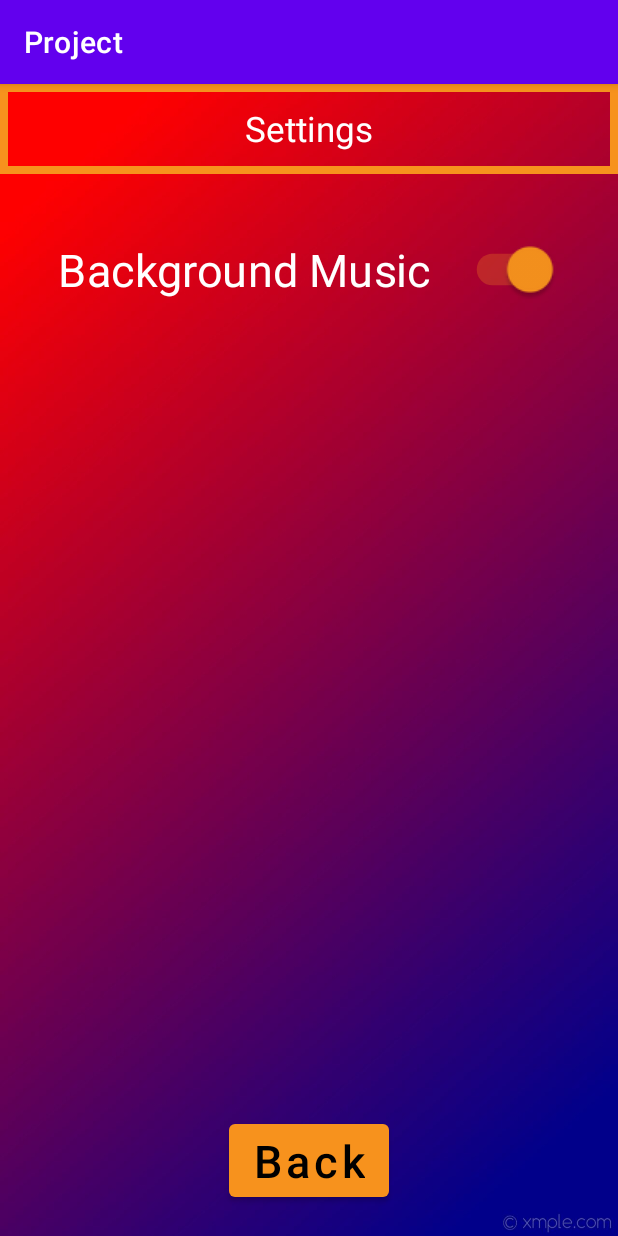
After one commit to SMahdiFaghih/MobileGroup, an Android app: the fragment SettingsFragment placed in its activity, on a phone screen of 412 x 824 dp. The commit adds this screen. Run offline under Robolectric (Android 15) with nearby library versions, the phone set to English and light mode, and no system bars.

Commit message:
added settings fragment and victory sound

```diff
--- a/Project/app/src/main/java/com/example/project/Game.java
+++ b/Project/app/src/main/java/com/example/project/Game.java
@@ -189,6 +189,7 @@ public class Game extends Fragment
                     databaseManager.addGameResult(second,PlayerGameResult.LOSE);
                 }
                 gameEnded = true;
+                MainActivity.victorySound.start();
             }
             else
             {
--- a/Project/app/src/main/java/com/example/project/LeaderboardPageFragment.java
+++ b/Project/app/src/main/java/com/example/project/LeaderboardPageFragment.java
@@ -17,14 +17,12 @@ import java.util.ArrayList;
 
 public class LeaderboardPageFragment extends Fragment
 {
-    private static LeaderboardPageFragment instance;
     private ArrayList<Player> players;
 
     @Override
     public void onCreate(Bundle savedInstanceState)
     {
         super.onCreate(savedInstanceState);
-        instance = this;
     }
 
     @Override
@@ -64,9 +62,4 @@ public class LeaderboardPageFragment extends Fragment
         }
         fragmentTransaction.commit();
     }
-
-    public static LeaderboardPageFragment getInstance()
-    {
-        return instance;
-    }
 }
--- a/Project/app/src/main/java/com/example/project/MainActivity.java
+++ b/Project/app/src/main/java/com/example/project/MainActivity.java
@@ -7,7 +7,8 @@ import android.os.Bundle;
 
 public class MainActivity extends AppCompatActivity
 {
-    private static MediaPlayer backgroundMusic;
+    public static MediaPlayer backgroundMusic;
+    public static MediaPlayer victorySound;
 
     @Override
     protected void onCreate(Bundle savedInstanceState)
@@ -16,6 +17,8 @@ public class MainActivity extends AppCompatActivity
         backgroundMusic.setLooping(true);
         backgroundMusic.start();
 
+        victorySound = MediaPlayer.create(getApplicationContext(),R.raw.victory);
+
         super.onCreate(savedInstanceState);
         setContentView(R.layout.activity_main);
         DatabaseManager.getInstance().initialize(this);
--- a/Project/app/src/main/java/com/example/project/Menu.java
+++ b/Project/app/src/main/java/com/example/project/Menu.java
@@ -9,7 +9,6 @@ import android.view.LayoutInflater;
 import android.view.View;
 import android.view.ViewGroup;
 import android.widget.Button;
-import android.widget.EditText;
 
 public class Menu extends Fragment {
 
@@ -45,10 +44,13 @@ public class Menu extends Fragment {
                 transaction.commit();
             }
         });
-        Button Profile_Button = (Button) view.findViewById(R.id.Profile_Button);
+        Button Profile_Button = (Button) view.findViewById(R.id.Settings_Button);
         Profile_Button.setOnClickListener(new View.OnClickListener() {
             public void onClick(View v) {
-
+                SettingsFragment settings = new SettingsFragment();
+                FragmentTransaction transaction = getFragmentManager().beginTransaction();
+                transaction.replace(R.id.container, settings);
+                transaction.commit();
             }
         });
         Button LogOut_Button = (Button) view.findViewById(R.id.LogOut_Button);
--- /dev/null
+++ b/Project/app/src/main/java/com/example/project/SettingsFragment.java
@@ -0,0 +1,56 @@
+package com.example.project;
+
+import android.os.Bundle;
+
+import androidx.fragment.app.Fragment;
+import androidx.fragment.app.FragmentTransaction;
+
+import android.view.LayoutInflater;
+import android.view.View;
+import android.view.ViewGroup;
+import android.widget.Button;
+import android.widget.CompoundButton;
+import android.widget.Switch;
+
+public class SettingsFragment extends Fragment
+{
+    @Override
+    public void onCreate(Bundle savedInstanceState)
+    {
+        super.onCreate(savedInstanceState);
+    }
+
+    @Override
+    public View onCreateView(LayoutInflater inflater, ViewGroup container, Bundle savedInstanceState)
+    {
+        View view = inflater.inflate(R.layout.fragment_settings, container, false);
+
+        Switch switchButton = view.findViewById(R.id.music_switch);
+        switchButton.setChecked(MainActivity.backgroundMusic.isPlaying());
+        switchButton.setOnCheckedChangeListener(new CompoundButton.OnCheckedChangeListener()
+        {
+            public void onCheckedChanged(CompoundButton buttonView, boolean isChecked)
+            {
+                if (isChecked)
+                {
+                    MainActivity.backgroundMusic.start();
+                }
+                else
+                {
+                    MainActivity.backgroundMusic.pause();
+                }
+            }
+        });
+
+        Button backButton = view.findViewById(R.id.leaderboard_back_button);
+        backButton.setOnClickListener(v ->
+        {
+            Menu menu = new Menu();
+            FragmentTransaction transaction = getFragmentManager().beginTransaction();
+            transaction.replace(R.id.container, menu);
+            transaction.commit();
+        });
+
+        return view;
+    }
+}
--- a/Project/app/src/main/res/layout/fragment_menu.xml
+++ b/Project/app/src/main/res/layout/fragment_menu.xml
@@ -62,19 +62,19 @@
         android:textAllCaps="false"
         android:textColor="@color/black"
         app:backgroundTint="#F7921D"
-        app:layout_constraintBottom_toTopOf="@+id/Profile_Button"
+        app:layout_constraintBottom_toTopOf="@+id/Settings_Button"
         app:layout_constraintEnd_toEndOf="parent"
         app:layout_constraintHorizontal_bias="0.491"
         app:layout_constraintStart_toStartOf="parent" />
 
     <Button
-        android:id="@+id/Profile_Button"
+        android:id="@+id/Settings_Button"
         android:layout_width="match_parent"
         android:layout_height="85dp"
         android:layout_marginStart="40dp"
         android:layout_marginEnd="40dp"
         android:layout_marginBottom="10dp"
-        android:text="@string/profile"
+        android:text="@string/settings"
         android:textSize="30sp"
         android:textAllCaps="false"
         android:textColor="@color/black"
--- /dev/null
+++ b/Project/app/src/main/res/layout/fragment_settings.xml
@@ -0,0 +1,76 @@
+<?xml version="1.0" encoding="utf-8"?>
+<androidx.constraintlayout.widget.ConstraintLayout xmlns:android="http://schemas.android.com/apk/res/android"
+    xmlns:app="http://schemas.android.com/apk/res-auto"
+    xmlns:tools="http://schemas.android.com/tools"
+    android:id="@+id/menuFragment"
+    android:layout_width="match_parent"
+    android:layout_height="match_parent"
+    android:background="#D7D6D6"
+    tools:context=".Menu">
+
+    <ImageView
+        android:id="@+id/imageView"
+        android:layout_width="match_parent"
+        android:layout_height="match_parent"
+        android:alpha="1"
+        android:scaleType="fitXY"
+        android:src="@drawable/login_background_image"
+        tools:layout_editor_absoluteX="0dp"
+        tools:layout_editor_absoluteY="16dp" />
+
+    <LinearLayout
+        android:id="@+id/title"
+        android:background="@drawable/leaderboard_background"
+        android:layout_width="match_parent"
+        android:layout_height="60dp"
+        android:orientation="horizontal"
+        app:layout_constraintEnd_toEndOf="parent"
+        app:layout_constraintStart_toStartOf="parent"
+        app:layout_constraintTop_toTopOf="parent"
+        app:layout_constraintHorizontal_bias="0.526"
+        app:layout_constraintVertical_bias="0.0">
+
+        <TextView
+            android:layout_width="match_parent"
+            android:layout_height="match_parent"
+            android:gravity="center"
+            android:text="@string/settings"
+            android:textAlignment="center"
+            android:textColor="@color/white"
+            android:textAllCaps="false"
+            android:textSize="23sp"/>
+
+    </LinearLayout>
+
+    <Switch
+        android:id="@+id/music_switch"
+        android:layout_width="wrap_content"
+        android:layout_height="wrap_content"
+        android:text="Background Music  "
+        android:scaleX="1.5"
+        android:scaleY="1.5"
+        android:textSize="20sp"
+        android:textColor="@color/white"
+        android:layout_marginTop="50dp"
+        app:layout_constraintEnd_toEndOf="@+id/imageView"
+        app:layout_constraintStart_toStartOf="@+id/imageView"
+        app:layout_constraintTop_toBottomOf="@+id/title" />
+
+    <Button
+        android:id="@+id/leaderboard_back_button"
+        android:layout_width="wrap_content"
+        android:layout_height="wrap_content"
+        android:text="@string/back"
+        android:textAllCaps="false"
+        android:textColor="@color/black"
+        android:textSize="30sp"
+        android:layout_marginBottom="20dp"
+        app:backgroundTint="#F7921D"
+        app:layout_constraintBottom_toBottomOf="@+id/imageView"
+        app:layout_constraintEnd_toEndOf="@+id/imageView"
+        app:layout_constraintStart_toStartOf="@+id/imageView">
+
+    </Button>
+
+
+</androidx.constraintlayout.widget.ConstraintLayout>
--- a/Project/app/src/main/res/values/colors.xml
+++ b/Project/app/src/main/res/values/colors.xml
@@ -7,4 +7,5 @@
     <color name="teal_700">#FF018786</color>
     <color name="black">#FF000000</color>
     <color name="white">#FFFFFFFF</color>
+    <color name="Orange">#F7921D</color>
 </resources>
--- a/Project/app/src/main/res/values/strings.xml
+++ b/Project/app/src/main/res/values/strings.xml
@@ -16,5 +16,7 @@
     <string name="log_out">Log out</string>
     <string name="game">Game</string>
     <string name="exit">Exit</string>
-    <string name="profile">Profile</string>
+    <string name="settings">Settings</string>
+    <!-- TODO: Remove or change this placeholder text -->
+    <string name="hello_blank_fragment">Hello blank fragment</string>
 </resources>
--- a/Project/app/src/main/res/values/themes.xml
+++ b/Project/app/src/main/res/values/themes.xml
@@ -6,7 +6,7 @@
         <item name="colorPrimaryVariant">@color/purple_700</item>
         <item name="colorOnPrimary">@color/white</item>
         <!-- Secondary brand color. -->
-        <item name="colorSecondary">@color/teal_200</item>
+        <item name="colorSecondary">@color/Orange</item>
         <item name="colorSecondaryVariant">@color/teal_700</item>
         <item name="colorOnSecondary">@color/black</item>
         <!-- Status bar color. -->
```
Also changed, not shown: 1 other file.
